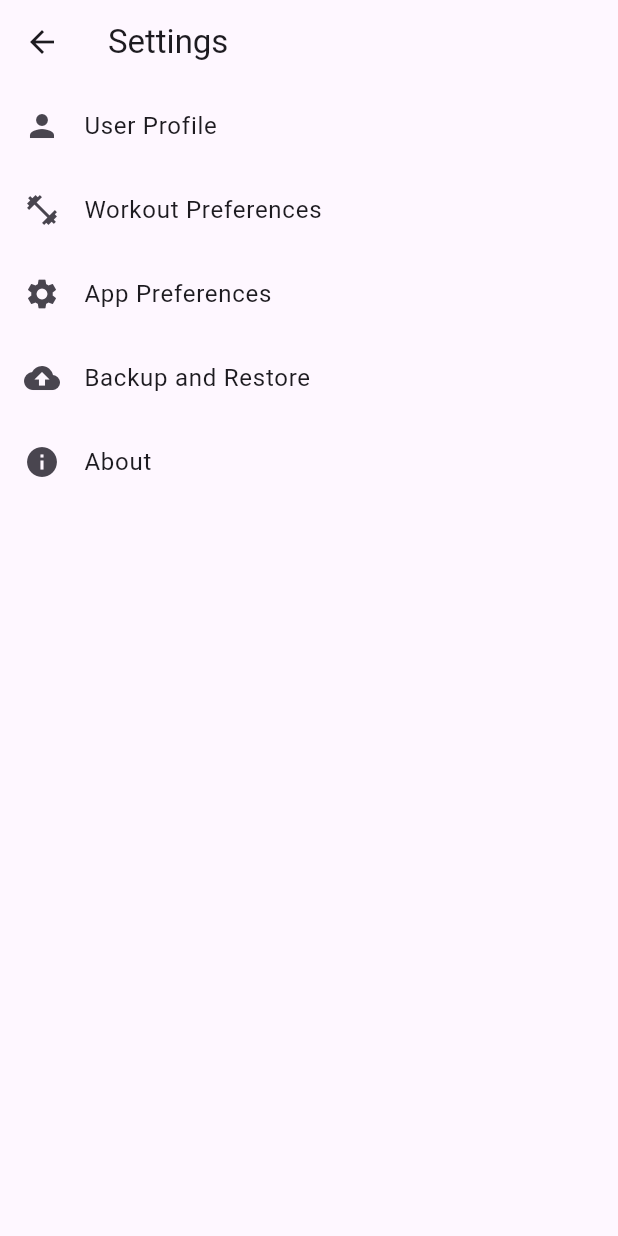
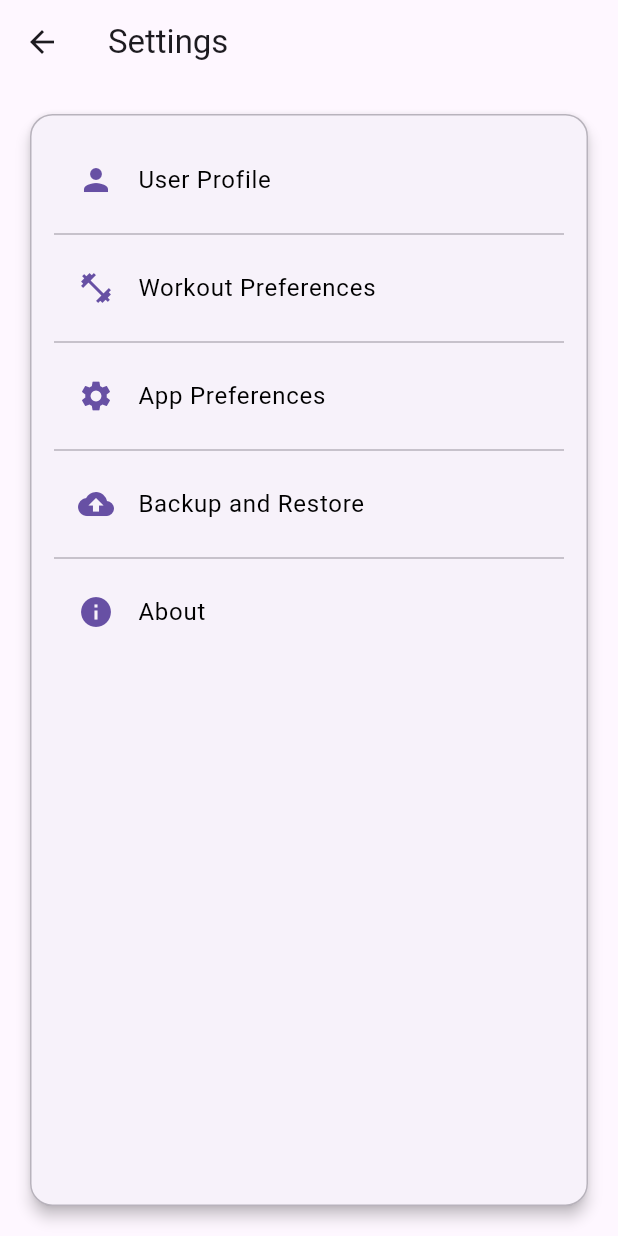
Before and after one commit to DanisAlfonso/GymTracker, a Flutter app: the SettingsScreen screen opened by its route, on a phone screen of 412 x 824 dp. Run offline on Flutter 3.47's test engine with Material 3 defaults, Android fonts, the phone set to English and light mode, and no system bars; our stand-ins replace cloud_firestore, firebase_auth, firebase_core, fl_chart, google_sign_in, image_picker and 2 more; accounts and stored records are empty; project files that could hold a hidden picture were left out.

Commit message:
Improve UI in Settings

```diff
--- a/lib/screens/settings_screen.dart
+++ b/lib/screens/settings_screen.dart
@@ -15,64 +15,112 @@ class SettingsScreen extends StatelessWidget {
   @override
   Widget build(BuildContext context) {
     final appLocalizations = AppLocalizations.of(context);
+    final theme = Theme.of(context);
+    final isDarkMode = theme.brightness == Brightness.dark;
+    final iconColor = isDarkMode ? Colors.white : theme.primaryColor;
+    final textColor = isDarkMode ? Colors.white : Colors.black;
+    final cardBorder = BorderSide(color: theme.dividerColor.withOpacity(0.5));
 
     return Scaffold(
       appBar: AppBar(
         title: Text(appLocalizations!.translate('settings')),
       ),
-      body: ListView(
+      body: Padding(
+        padding: const EdgeInsets.all(16.0),
+        child: Card(
+          elevation: 4,
+          shape: RoundedRectangleBorder(
+            borderRadius: BorderRadius.circular(15),
+            side: cardBorder,
+          ),
+          child: Padding(
+            padding: const EdgeInsets.all(16.0),
+            child: Column(
               children: [
-          ListTile(
-            leading: const Icon(Icons.person),
-            title: Text(appLocalizations.translate('user_profile')),
+                _buildSettingsTile(
+                  context,
+                  icon: Icons.person,
+                  text: appLocalizations.translate('user_profile'),
                   onTap: () {
                     Navigator.push(
                       context,
                       MaterialPageRoute(builder: (context) => const UserProfileScreen()),
                     );
                   },
+                  iconColor: iconColor,
+                  textColor: textColor,
                 ),
-          ListTile(
-            leading: const Icon(Icons.fitness_center),
-            title: Text(appLocalizations.translate('workout_preferences')),
+                Divider(color: theme.dividerColor.withOpacity(0.5)),
+                _buildSettingsTile(
+                  context,
+                  icon: Icons.fitness_center,
+                  text: appLocalizations.translate('workout_preferences'),
                   onTap: () {
                     Navigator.push(
                       context,
                       MaterialPageRoute(builder: (context) => const WorkoutPreferencesScreen()),
                     );
                   },
+                  iconColor: iconColor,
+                  textColor: textColor,
                 ),
-          ListTile(
-            leading: const Icon(Icons.settings),
-            title: Text(appLocalizations.translate('app_preferences')),
+                Divider(color: theme.dividerColor.withOpacity(0.5)),
+                _buildSettingsTile(
+                  context,
+                  icon: Icons.settings,
+                  text: appLocalizations.translate('app_preferences'),
                   onTap: () {
                     Navigator.push(
                       context,
                       MaterialPageRoute(builder: (context) => AppPreferencesScreen(onLocaleChange: onLocaleChange)),
                     );
                   },
+                  iconColor: iconColor,
+                  textColor: textColor,
                 ),
-          ListTile(
-            leading: const Icon(Icons.backup),
-            title: Text(appLocalizations.translate('backup_restore')),
+                Divider(color: theme.dividerColor.withOpacity(0.5)),
+                _buildSettingsTile(
+                  context,
+                  icon: Icons.backup,
+                  text: appLocalizations.translate('backup_restore'),
                   onTap: () {
                     Navigator.push(
                       context,
                       MaterialPageRoute(builder: (context) => const BackupRestoreScreen()),
                     );
                   },
+                  iconColor: iconColor,
+                  textColor: textColor,
                 ),
-          ListTile(
-            leading: const Icon(Icons.info),
-            title: Text(appLocalizations.translate('about')),
+                Divider(color: theme.dividerColor.withOpacity(0.5)),
+                _buildSettingsTile(
+                  context,
+                  icon: Icons.info,
+                  text: appLocalizations.translate('about'),
                   onTap: () {
                     Navigator.push(
                       context,
                       MaterialPageRoute(builder: (context) => const AboutScreen()),
                     );
                   },
+                  iconColor: iconColor,
+                  textColor: textColor,
                 ),
               ],
+            ),
+          ),
+        ),
+      ),
+    );
+  }
+
+  Widget _buildSettingsTile(BuildContext context, {required IconData icon, required String text, required VoidCallback onTap, required Color iconColor, required Color textColor}) {
+    return ListTile(
+      leading: Icon(icon, color: iconColor),
+      title: Text(text, style: TextStyle(color: textColor)),
+      onTap: onTap,
+      shape: RoundedRectangleBorder(
+        borderRadius: BorderRadius.circular(15),
       ),
     );
   }
```
Lines whose indentation alone changed are shown as unchanged.
